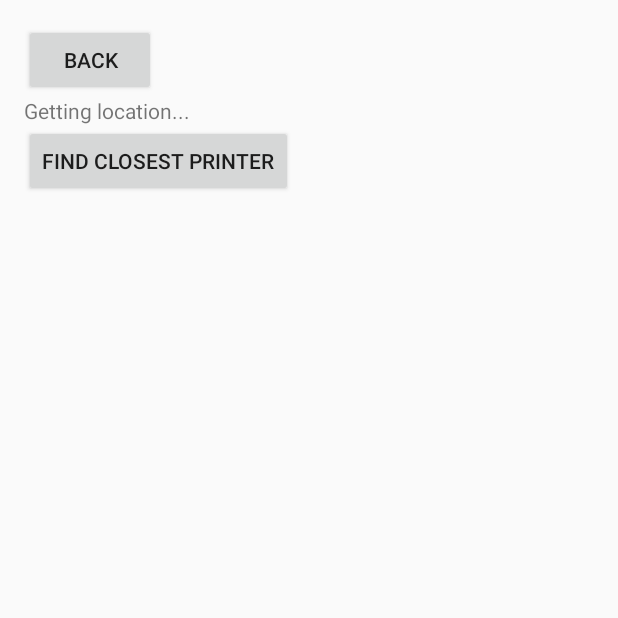
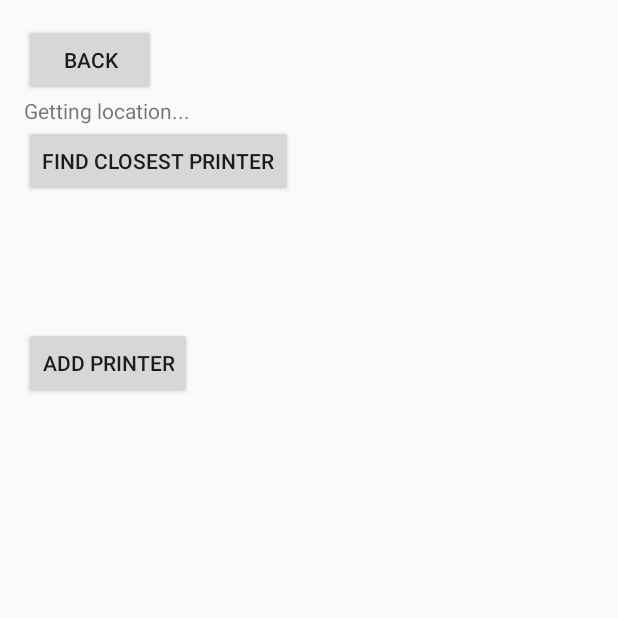
Before and after one commit to qdozaq/Uncover, an Android app: the Print screen opened directly, with no data from a screen before it, on a phone screen of 412 x 824 dp, the top half of it. Run offline under Robolectric (Android 15) with nearby library versions, the phone set to English and light mode, and no system bars.

Commit message:
add printer button

```diff
--- a/app/src/main/res/layout/activity_print.xml
+++ b/app/src/main/res/layout/activity_print.xml
@@ -40,5 +40,10 @@
         android:text="Find this printer"
         android:id="@+id/navTo"
         android:onClick="navTo"/>
+    <Button
+        android:id="@+id/addPrinter"
+        android:text="Add printer"
+        android:layout_width="wrap_content"
+        android:layout_height="wrap_content" />
 
 </LinearLayout>
```
